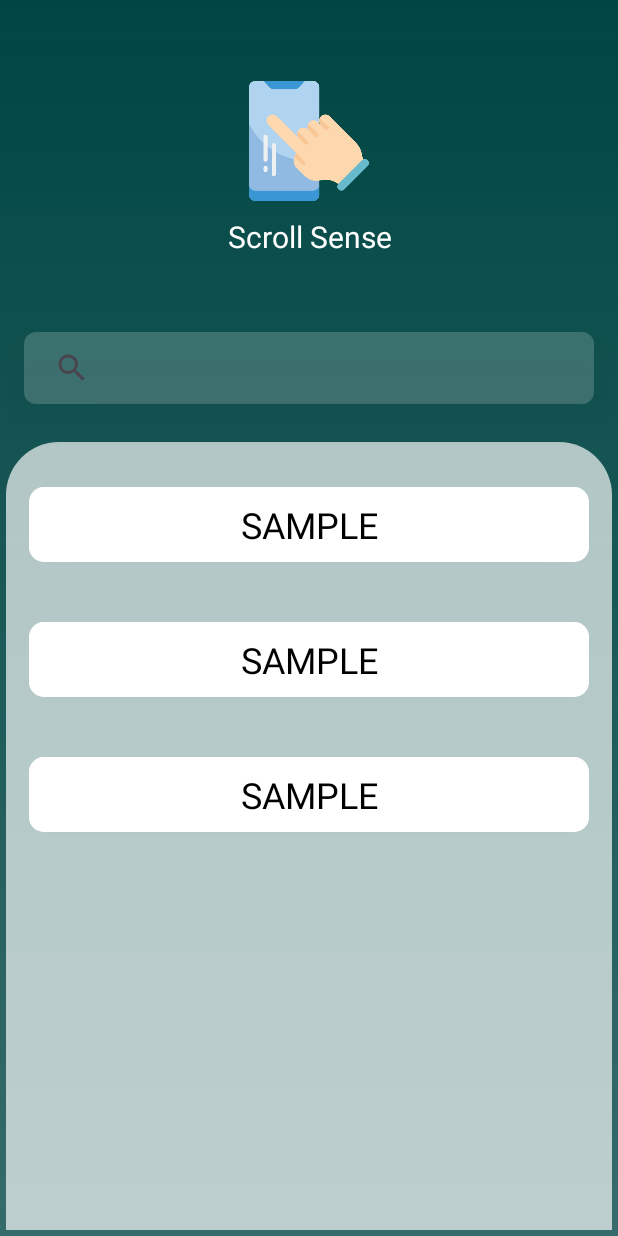
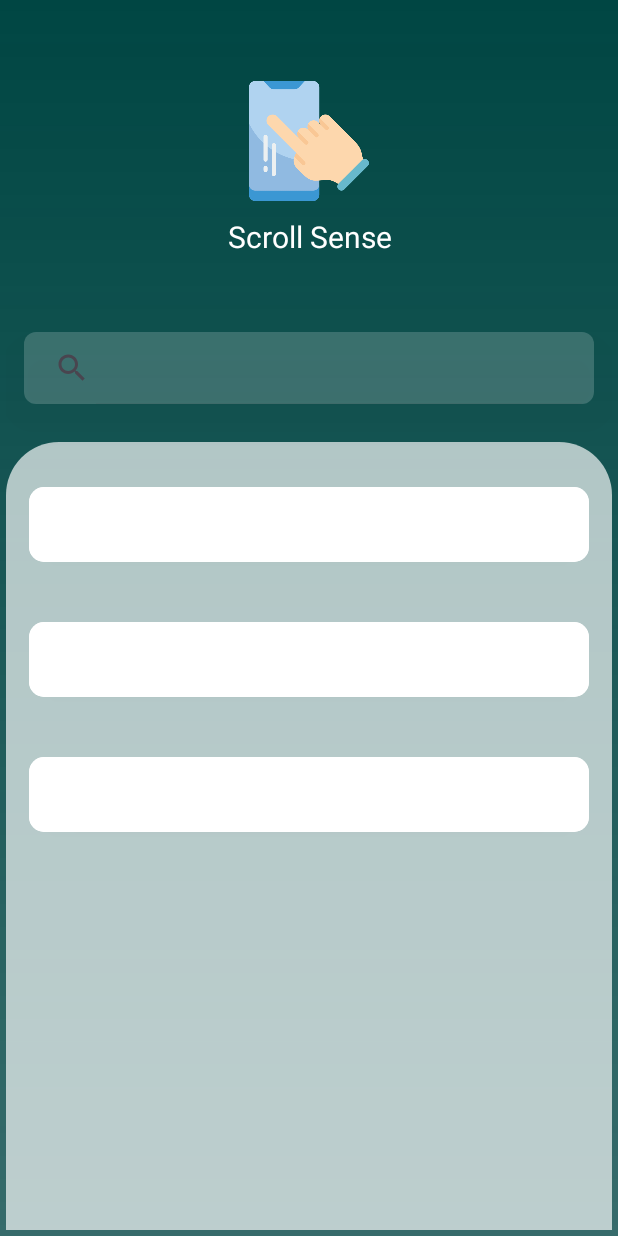
Before and after one commit to Amartyakaushik/ScrollSense, an Android app: the layout activity_main.xml on its own in the app's theme, with its tools: preview values and no code run, on a phone screen of 412 x 824 dp. Run offline under Robolectric (Android 15) with nearby library versions, the phone set to English and light mode, and no system bars.

Commit message:
Enhanced the ui with better and more interactive ui.

```diff
--- a/app/src/main/res/layout/activity_main.xml
+++ b/app/src/main/res/layout/activity_main.xml
@@ -12,6 +12,7 @@
         android:layout_height="80dp"
         android:layout_marginTop="50dp"
         android:layout_gravity="center"
+        android:contentDescription="Scroll_icon"
         android:src="@drawable/scroll_ic"/>
 
     <TextView
--- a/app/src/main/res/layout/item_view.xml
+++ b/app/src/main/res/layout/item_view.xml
@@ -18,6 +18,5 @@
         android:background="@color/white"
         android:textSize="24sp"
         android:textAlignment="center"
-        android:text="SAMPLE"
         android:textColor="@android:color/black" />
 </androidx.cardview.widget.CardView>
```
